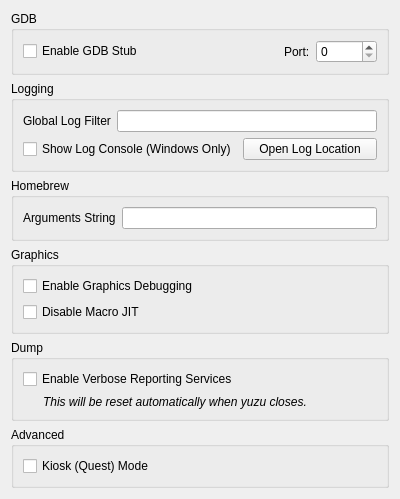
The window that src/yuzu/configuration/configure_debug.ui (rorrim-rorrim/eden-alt) describes before a commit, drawn with Qt 5.
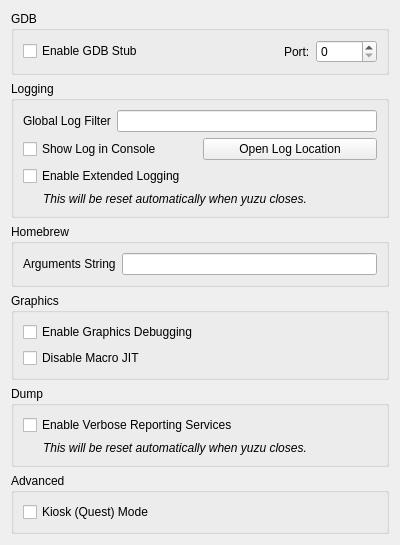
The same window after the commit.

Commit message:
logging/settings: Increase maximum log size to 100 MB and add extended logging option
The extended logging option is automatically disabled on boot but can be enabled afterwards, allowing the log file to go up to 1 GB during that session.
This commit also fixes a few errors that are present in the general debug menu.

The edit to the form file:
```diff
--- a/src/yuzu/configuration/configure_debug.ui
+++ b/src/yuzu/configuration/configure_debug.ui
@@ -90,7 +90,7 @@
         <item>
          <widget class="QCheckBox" name="toggle_console">
           <property name="text">
-           <string>Show Log Console (Windows Only)</string>
+           <string>Show Log in Console</string>
           </property>
          </widget>
         </item>
@@ -103,6 +103,34 @@
         </item>
        </layout>
       </item>
+      <item>
+       <widget class="QCheckBox" name="extended_logging">
+        <property name="enabled">
+         <bool>true</bool>
+        </property>
+        <property name="toolTip">
+         <string>When checked, the max size of the log increases from 100 MB to 1 GB</string>
+        </property>
+        <property name="text">
+         <string>Enable Extended Logging</string>
+        </property>
+       </widget>
+      </item>
+      <item>
+       <widget class="QLabel" name="label_3">
+        <property name="font">
+         <font>
+          <italic>true</italic>
+         </font>
+        </property>
+        <property name="text">
+         <string>This will be reset automatically when yuzu closes.</string>
+        </property>
+        <property name="indent">
+         <number>20</number>
+        </property>
+       </widget>
+      </item>
      </layout>
     </widget>
    </item>
@@ -115,7 +143,7 @@
       <item>
        <layout class="QHBoxLayout" name="horizontalLayout_4">
         <item>
-         <widget class="QLabel" name="label_3">
+         <widget class="QLabel" name="label_4">
           <property name="text">
            <string>Arguments String</string>
           </property>
@@ -169,7 +197,7 @@
      <property name="title">
       <string>Dump</string>
      </property>
-     <layout class="QVBoxLayout" name="verticalLayout_6">
+     <layout class="QVBoxLayout" name="verticalLayout_7">
       <item>
        <widget class="QCheckBox" name="reporting_services">
         <property name="text">
@@ -178,7 +206,7 @@
        </widget>
       </item>
       <item>
-       <widget class="QLabel" name="label">
+       <widget class="QLabel" name="label_5">
         <property name="font">
          <font>
           <italic>true</italic>
@@ -200,7 +228,7 @@
      <property name="title">
       <string>Advanced</string>
      </property>
-     <layout class="QVBoxLayout" name="verticalLayout_7">
+     <layout class="QVBoxLayout" name="verticalLayout_8">
       <item>
        <widget class="QCheckBox" name="quest_flag">
         <property name="text">
```
Left out of the diff: 8 changed lines with no effect on the pictures. The commit also changes 4 other files.
